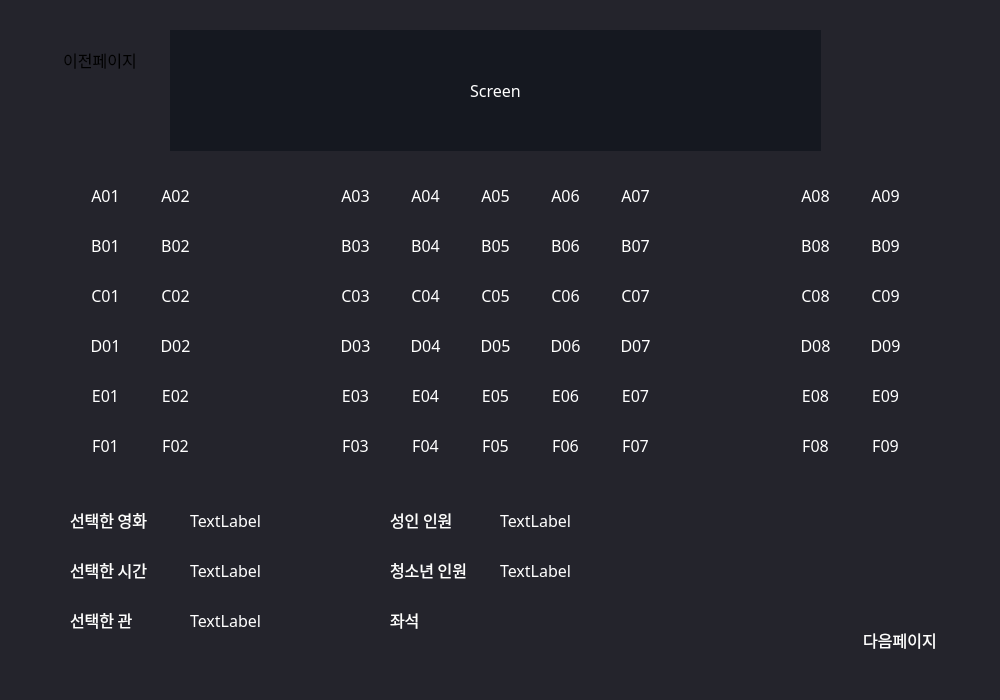
Above: ui/bookpage3.ui from 2sseong/mini_project_2025-03 before the change. Below: the same form after it.
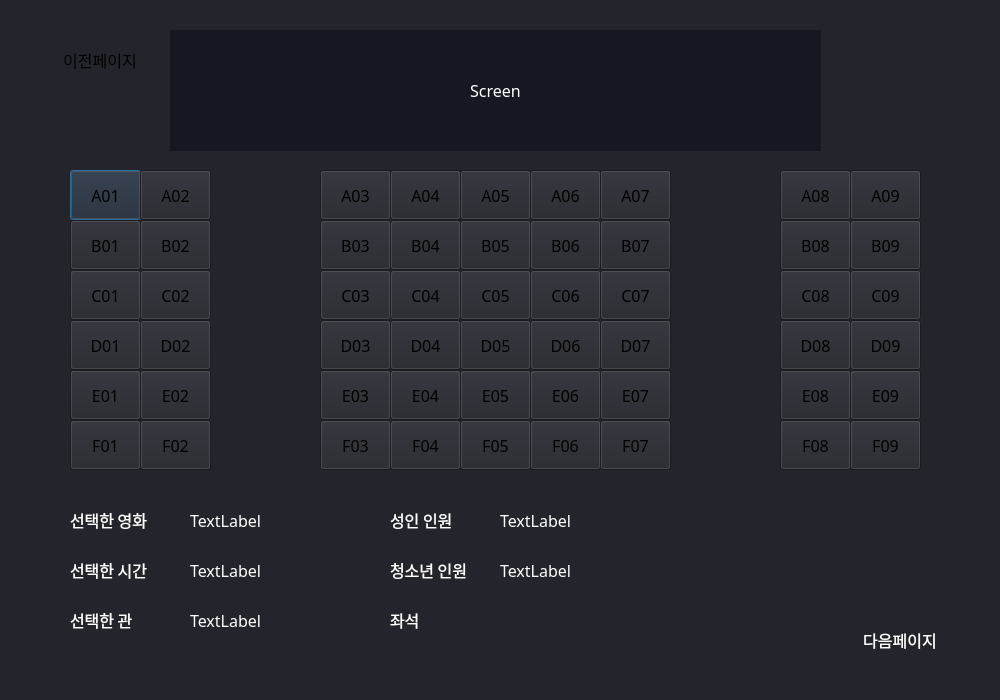
That is the form after the change.

What changed in the file:
```diff
--- a/ui/bookpage3.ui
+++ b/ui/bookpage3.ui
@@ -44,13 +44,7 @@
     </font>
    </property>
    <property name="styleSheet">
-    <string notr="true">background: qlineargradient(
-                    x1: 0, y1: 0, x2: 0, y2: 1,
-                    stop: 0 #31343E,
-                    stop: 1 #2C2F3F
-                );
-color: white;
-border-radius: 2px;</string>
+    <string notr="true"/>
    </property>
    <property name="text">
     <string>A01</string>
@@ -72,13 +66,7 @@
     </font>
    </property>
    <property name="styleSheet">
-    <string notr="true">background: qlineargradient(
-                    x1: 0, y1: 0, x2: 0, y2: 1,
-                    stop: 0 #31343E,
-                    stop: 1 #2C2F3F
-                );
-color: white;
-border-radius: 2px;</string>
+    <string notr="true"/>
    </property>
    <property name="text">
     <string>A02</string>
@@ -100,13 +88,7 @@
     </font>
    </property>
    <property name="styleSheet">
-    <string notr="true">background: qlineargradient(
-                    x1: 0, y1: 0, x2: 0, y2: 1,
-                    stop: 0 #31343E,
-                    stop: 1 #2C2F3F
-                );
-color: white;
-border-radius: 2px;</string>
+    <string notr="true"/>
    </property>
    <property name="text">
     <string>B01</string>
@@ -128,13 +110,7 @@
     </font>
    </property>
    <property name="styleSheet">
-    <string notr="true">background: qlineargradient(
-                    x1: 0, y1: 0, x2: 0, y2: 1,
-                    stop: 0 #31343E,
-                    stop: 1 #2C2F3F
-                );
-color: white;
-border-radius: 2px;</string>
+    <string notr="true"/>
    </property>
    <property name="text">
     <string>B02</string>
@@ -156,13 +132,7 @@
     </font>
    </property>
    <property name="styleSheet">
-    <string notr="true">background: qlineargradient(
-                    x1: 0, y1: 0, x2: 0, y2: 1,
-                    stop: 0 #31343E,
-                    stop: 1 #2C2F3F
-                );
-color: white;
-border-radius: 2px;</string>
+    <string notr="true"/>
    </property>
    <property name="text">
     <string>D02</string>
@@ -184,13 +154,7 @@
     </font>
    </property>
    <property name="styleSheet">
-    <string notr="true">background: qlineargradient(
-                    x1: 0, y1: 0, x2: 0, y2: 1,
-                    stop: 0 #31343E,
-                    stop: 1 #2C2F3F
-                );
-color: white;
-border-radius: 2px;</string>
+    <string notr="true"/>
    </property>
    <property name="text">
     <string>C02</string>
@@ -212,13 +176,7 @@
     </font>
    </property>
    <property name="styleSheet">
-    <string notr="true">background: qlineargradient(
-                    x1: 0, y1: 0, x2: 0, y2: 1,
-                    stop: 0 #31343E,
-                    stop: 1 #2C2F3F
-                );
-color: white;
-border-radius: 2px;</string>
+    <string notr="true"/>
    </property>
    <property name="text">
     <string>C01</string>
@@ -240,13 +198,7 @@
     </font>
    </property>
    <property name="styleSheet">
-    <string notr="true">background: qlineargradient(
-                    x1: 0, y1: 0, x2: 0, y2: 1,
-                    stop: 0 #31343E,
-                    stop: 1 #2C2F3F
-                );
-color: white;
-border-radius: 2px;</string>
+    <string notr="true"/>
    </property>
    <property name="text">
     <string>D01</string>
@@ -268,13 +220,7 @@
     </font>
    </property>
    <property name="styleSheet">
-    <string notr="true">background: qlineargradient(
-                    x1: 0, y1: 0, x2: 0, y2: 1,
-                    stop: 0 #31343E,
-                    stop: 1 #2C2F3F
-                );
-color: white;
-border-radius: 2px;</string>
+    <string notr="true"/>
    </property>
    <property name="text">
     <string>E02</string>
@@ -296,13 +242,7 @@
     </font>
    </property>
    <property name="styleSheet">
-    <string notr="true">background: qlineargradient(
-                    x1: 0, y1: 0, x2: 0, y2: 1,
-                    stop: 0 #31343E,
-                    stop: 1 #2C2F3F
-                );
-color: white;
-border-radius: 2px;</string>
+    <string notr="true"/>
    </property>
    <property name="text">
     <string>E01</string>
@@ -324,13 +264,7 @@
     </font>
    </property>
    <property name="styleSheet">
-    <string notr="true">background: qlineargradient(
-                    x1: 0, y1: 0, x2: 0, y2: 1,
-                    stop: 0 #31343E,
-                    stop: 1 #2C2F3F
-                );
-color: white;
-border-radius: 2px;</string>
+    <string notr="true"/>
    </property>
    <property name="text">
     <string>B03</string>
@@ -352,13 +286,7 @@
     </font>
    </property>
    <property name="styleSheet">
-    <string notr="true">background: qlineargradient(
-                    x1: 0, y1: 0, x2: 0, y2: 1,
-                    stop: 0 #31343E,
-                    stop: 1 #2C2F3F
-                );
-color: white;
-border-radius: 2px;</string>
+    <string notr="true"/>
    </property>
    <property name="text">
     <string>C03</string>
@@ -380,13 +308,7 @@
     </font>
    </property>
    <property name="styleSheet">
-    <string notr="true">background: qlineargradient(
-                    x1: 0, y1: 0, x2: 0, y2: 1,
-                    stop: 0 #31343E,
-                    stop: 1 #2C2F3F
-                );
-color: white;
-border-radius: 2px;</string>
+    <string notr="true"/>
    </property>
    <property name="text">
     <string>A03</string>
@@ -408,13 +330,7 @@
     </font>
    </property>
    <property name="styleSheet">
-    <string notr="true">background: qlineargradient(
-                    x1: 0, y1: 0, x2: 0, y2: 1,
-                    stop: 0 #31343E,
-                    stop: 1 #2C2F3F
-                );
-color: white;
-border-radius: 2px;</string>
+    <string notr="true"/>
    </property>
    <property name="text">
     <string>E03</string>
@@ -436,13 +352,7 @@
     </font>
    </property>
    <property name="styleSheet">
-    <string notr="true">background: qlineargradient(
-                    x1: 0, y1: 0, x2: 0, y2: 1,
-                    stop: 0 #31343E,
-                    stop: 1 #2C2F3F
-                );
-color: white;
-border-radius: 2px;</string>
+    <string notr="true"/>
    </property>
    <property name="text">
     <string>D03</string>
@@ -464,13 +374,7 @@
     </font>
    </property>
    <property name="styleSheet">
-    <string notr="true">background: qlineargradient(
-                    x1: 0, y1: 0, x2: 0, y2: 1,
-                    stop: 0 #31343E,
-                    stop: 1 #2C2F3F
-                );
-color: white;
-border-radius: 2px;</string>
+    <string notr="true"/>
    </property>
    <property name="text">
     <string>C04</string>
@@ -492,13 +396,7 @@
     </font>
    </property>
    <property name="styleSheet">
-    <string notr="true">background: qlineargradient(
-                    x1: 0, y1: 0, x2: 0, y2: 1,
-                    stop: 0 #31343E,
-                    stop: 1 #2C2F3F
-                );
-color: white;
-border-radius: 2px;</string>
+    <string notr="true"/>
    </property>
    <property name="text">
     <string>B04</string>
@@ -520,13 +418,7 @@
     </font>
    </property>
    <property name="styleSheet">
-    <string notr="true">background: qlineargradient(
-                    x1: 0, y1: 0, x2: 0, y2: 1,
-                    stop: 0 #31343E,
-                    stop: 1 #2C2F3F
-                );
-color: white;
-border-radius: 2px;</string>
+    <string notr="true"/>
    </property>
    <property name="text">
     <string>D04</string>
@@ -548,13 +440,7 @@
     </font>
    </property>
    <property name="styleSheet">
-    <string notr="true">background: qlineargradient(
-                    x1: 0, y1: 0, x2: 0, y2: 1,
-                    stop: 0 #31343E,
-                    stop: 1 #2C2F3F
-                );
-color: white;
-border-radius: 2px;</string>
+    <string notr="true"/>
    </property>
    <property name="text">
     <string>E04</string>
@@ -576,13 +462,7 @@
     </font>
    </property>
    <property name="styleSheet">
-    <string notr="true">background: qlineargradient(
-                    x1: 0, y1: 0, x2: 0, y2: 1,
-                    stop: 0 #31343E,
-                    stop: 1 #2C2F3F
-                );
-color: white;
-border-radius: 2px;</string>
+    <string notr="true"/>
    </property>
    <property name="text">
     <string>A04</string>
@@ -604,13 +484,7 @@
     </font>
    </property>
    <property name="styleSheet">
-    <string notr="true">background: qlineargradient(
-                    x1: 0, y1: 0, x2: 0, y2: 1,
-                    stop: 0 #31343E,
-                    stop: 1 #2C2F3F
-                );
-color: white;
-border-radius: 2px;</string>
+    <string notr="true"/>
    </property>
    <property name="text">
     <string>D05</string>
@@ -632,13 +506,7 @@
     </font>
    </property>
    <property name="styleSheet">
-    <string notr="true">background: qlineargradient(
-                    x1: 0, y1: 0, x2: 0, y2: 1,
-                    stop: 0 #31343E,
-                    stop: 1 #2C2F3F
-                );
-color: white;
-border-radius: 2px;</string>
+    <string notr="true"/>
    </property>
    <property name="text">
     <string>E05</string>
@@ -660,13 +528,7 @@
     </font>
    </property>
    <property name="styleSheet">
-    <string notr="true">background: qlineargradient(
-                    x1: 0, y1: 0, x2: 0, y2: 1,
-                    stop: 0 #31343E,
-                    stop: 1 #2C2F3F
-                );
-color: white;
-border-radius: 2px;</string>
+    <string notr="true"/>
    </property>
    <property name="text">
     <string>A05</string>
@@ -688,13 +550,7 @@
     </font>
    </property>
    <property name="styleSheet">
-    <string notr="true">background: qlineargradient(
-                    x1: 0, y1: 0, x2: 0, y2: 1,
-                    stop: 0 #31343E,
-                    stop: 1 #2C2F3F
-                );
-color: white;
-border-radius: 2px;</string>
+    <string notr="true"/>
    </property>
    <property name="text">
     <string>C05</string>
@@ -716,13 +572,7 @@
     </font>
    </property>
    <property name="styleSheet">
-    <string notr="true">background: qlineargradient(
-                    x1: 0, y1: 0, x2: 0, y2: 1,
-                    stop: 0 #31343E,
-                    stop: 1 #2C2F3F
-                );
-color: white;
-border-radius: 2px;</string>
+    <string notr="true"/>
    </property>
    <property name="text">
     <string>B05</string>
@@ -744,13 +594,7 @@
     </font>
    </property>
    <property name="styleSheet">
-    <string notr="true">background: qlineargradient(
-                    x1: 0, y1: 0, x2: 0, y2: 1,
-                    stop: 0 #31343E,
-                    stop: 1 #2C2F3F
-                );
-color: white;
-border-radius: 2px;</string>
+    <string notr="true"/>
    </property>
    <property name="text">
     <string>D06</string>
@@ -772,13 +616,7 @@
     </font>
    </property>
    <property name="styleSheet">
-    <string notr="true">background: qlineargradient(
-                    x1: 0, y1: 0, x2: 0, y2: 1,
-                    stop: 0 #31343E,
-                    stop: 1 #2C2F3F
-                );
-color: white;
-border-radius: 2px;</string>
+    <string notr="true"/>
    </property>
    <property name="text">
     <string>C06</string>
@@ -800,13 +638,7 @@
     </font>
    </property>
    <property name="styleSheet">
-    <string notr="true">background: qlineargradient(
-                    x1: 0, y1: 0, x2: 0, y2: 1,
-                    stop: 0 #31343E,
-                    stop: 1 #2C2F3F
-                );
-color: white;
-border-radius: 2px;</string>
+    <string notr="true"/>
    </property>
    <property name="text">
     <string>A06</string>
@@ -828,13 +660,7 @@
     </font>
    </property>
    <property name="styleSheet">
-    <string notr="true">background: qlineargradient(
-                    x1: 0, y1: 0, x2: 0, y2: 1,
-                    stop: 0 #31343E,
-                    stop: 1 #2C2F3F
-                );
-color: white;
-border-radius: 2px;</string>
+    <string notr="true"/>
    </property>
    <property name="text">
     <string>E06</string>
@@ -856,13 +682,7 @@
     </font>
    </property>
    <property name="styleSheet">
-    <string notr="true">background: qlineargradient(
-                    x1: 0, y1: 0, x2: 0, y2: 1,
-                    stop: 0 #31343E,
-                    stop: 1 #2C2F3F
-                );
-color: white;
-border-radius: 2px;</string>
+    <string notr="true"/>
    </property>
    <property name="text">
     <string>B06</string>
@@ -884,13 +704,7 @@
     </font>
    </property>
    <property name="styleSheet">
-    <string notr="true">background: qlineargradient(
-                    x1: 0, y1: 0, x2: 0, y2: 1,
-                    stop: 0 #31343E,
-                    stop: 1 #2C2F3F
-                );
-color: white;
-border-radius: 2px;</string>
+    <string notr="true"/>
    </property>
    <property name="text">
     <string>C07</string>
@@ -912,13 +726,7 @@
     </font>
    </property>
    <property name="styleSheet">
-    <string notr="true">background: qlineargradient(
-                    x1: 0, y1: 0, x2: 0, y2: 1,
-                    stop: 0 #31343E,
-                    stop: 1 #2C2F3F
-                );
-color: white;
-border-radius: 2px;</string>
+    <string notr="true"/>
    </property>
    <property name="text">
     <string>E07</string>
@@ -940,13 +748,7 @@
     </font>
    </property>
    <property name="styleSheet">
-    <string notr="true">background: qlineargradient(
-                    x1: 0, y1: 0, x2: 0, y2: 1,
-                    stop: 0 #31343E,
-                    stop: 1 #2C2F3F
-                );
-color: white;
-border-radius: 2px;</string>
+    <string notr="true"/>
    </property>
    <property name="text">
     <string>B07</string>
@@ -968,13 +770,7 @@
     </font>
    </property>
    <property name="styleSheet">
-    <string notr="true">background: qlineargradient(
-                    x1: 0, y1: 0, x2: 0, y2: 1,
-                    stop: 0 #31343E,
-                    stop: 1 #2C2F3F
-                );
-color: white;
-border-radius: 2px;</string>
+    <string notr="true"/>
    </property>
    <property name="text">
     <string>A07</string>
@@ -996,13 +792,7 @@
     </font>
    </property>
    <property name="styleSheet">
-    <string notr="true">background: qlineargradient(
-                    x1: 0, y1: 0, x2: 0, y2: 1,
-                    stop: 0 #31343E,
-                    stop: 1 #2C2F3F
-                );
-color: white;
-border-radius: 2px;</string>
+    <string notr="true"/>
    </property>
    <property name="text">
     <string>D07</string>
@@ -1024,13 +814,7 @@
     </font>
    </property>
    <property name="styleSheet">
-    <string notr="true">background: qlineargradient(
-                    x1: 0, y1: 0, x2: 0, y2: 1,
-                    stop: 0 #31343E,
-                    stop: 1 #2C2F3F
-                );
-color: white;
-border-radius: 2px;</string>
+    <string notr="true"/>
    </property>
    <property name="text">
     <string>F06</string>
@@ -1052,13 +836,7 @@
     </font>
    </property>
    <property name="styleSheet">
-    <string notr="true">background: qlineargradient(
-                    x1: 0, y1: 0, x2: 0, y2: 1,
-                    stop: 0 #31343E,
-                    stop: 1 #2C2F3F
-                );
-color: white;
-border-radius: 2px;</string>
+    <string notr="true"/>
    </property>
    <property name="text">
     <string>F07</string>
@@ -1080,13 +858,7 @@
     </font>
    </property>
    <property name="styleSheet">
-    <string notr="true">background: qlineargradient(
-                    x1: 0, y1: 0, x2: 0, y2: 1,
-                    stop: 0 #31343E,
-                    stop: 1 #2C2F3F
-                );
-color: white;
-border-radius: 2px;</string>
+    <string notr="true"/>
    </property>
    <property name="text">
     <string>F04</string>
@@ -1108,13 +880,7 @@
     </font>
    </property>
    <property name="styleSheet">
-    <string notr="true">background: qlineargradient(
-                    x1: 0, y1: 0, x2: 0, y2: 1,
-                    stop: 0 #31343E,
-                    stop: 1 #2C2F3F
-                );
-color: white;
-border-radius: 2px;</string>
+    <string notr="true"/>
    </property>
    <property name="text">
     <string>F03</string>
@@ -1136,13 +902,7 @@
     </font>
    </property>
    <property name="styleSheet">
-    <string notr="true">background: qlineargradient(
-                    x1: 0, y1: 0, x2: 0, y2: 1,
-                    stop: 0 #31343E,
-                    stop: 1 #2C2F3F
-                );
-color: white;
-border-radius: 2px;</string>
+    <string notr="true"/>
    </property>
    <property name="text">
     <string>F05</string>
@@ -1164,13 +924,7 @@
     </font>
    </property>
    <property name="styleSheet">
-    <string notr="true">background: qlineargradient(
-                    x1: 0, y1: 0, x2: 0, y2: 1,
-                    stop: 0 #31343E,
-                    stop: 1 #2C2F3F
-                );
-color: white;
-border-radius: 2px;</string>
+    <string notr="true"/>
    </property>
    <property name="text">
     <string>F01</string>
@@ -1192,13 +946,7 @@
     </font>
    </property>
    <property name="styleSheet">
-    <string notr="true">background: qlineargradient(
-                    x1: 0, y1: 0, x2: 0, y2: 1,
-                    stop: 0 #31343E,
-                    stop: 1 #2C2F3F
-                );
-color: white;
-border-radius: 2px;</string>
+    <string notr="true"/>
    </property>
    <property name="text">
     <string>F02</string>
@@ -1220,13 +968,7 @@
     </font>
    </property>
    <property name="styleSheet">
-    <string notr="true">background: qlineargradient(
-                    x1: 0, y1: 0, x2: 0, y2: 1,
-                    stop: 0 #31343E,
-                    stop: 1 #2C2F3F
-                );
-color: white;
-border-radius: 2px;</string>
+    <string notr="true"/>
    </property>
    <property name="text">
     <string>B09</string>
@@ -1248,13 +990,7 @@
     </font>
    </property>
    <property name="styleSheet">
-    <string notr="true">background: qlineargradient(
-                    x1: 0, y1: 0, x2: 0, y2: 1,
-                    stop: 0 #31343E,
-                    stop: 1 #2C2F3F
-                );
-color: white;
-border-radius: 2px;</string>
+    <string notr="true"/>
    </property>
    <property name="text">
     <string>C09</string>
@@ -1276,13 +1012,7 @@
     </font>
    </property>
    <property name="styleSheet">
-    <string notr="true">background: qlineargradient(
-                    x1: 0, y1: 0, x2: 0, y2: 1,
-                    stop: 0 #31343E,
-                    stop: 1 #2C2F3F
-                );
-color: white;
-border-radius: 2px;</string>
+    <string notr="true"/>
    </property>
    <property name="text">
     <string>E08</string>
@@ -1304,13 +1034,7 @@
     </font>
    </property>
    <property name="styleSheet">
-    <string notr="true">background: qlineargradient(
-                    x1: 0, y1: 0, x2: 0, y2: 1,
-                    stop: 0 #31343E,
-                    stop: 1 #2C2F3F
-                );
-color: white;
-border-radius: 2px;</string>
+    <string notr="true"/>
    </property>
    <property name="text">
     <string>A09</string>
@@ -1332,13 +1056,7 @@
     </font>
    </property>
    <property name="styleSheet">
-    <string notr="true">background: qlineargradient(
-                    x1: 0, y1: 0, x2: 0, y2: 1,
-                    stop: 0 #31343E,
-                    stop: 1 #2C2F3F
-                );
-color: white;
-border-radius: 2px;</string>
+    <string notr="true"/>
    </property>
    <property name="text">
     <string>E09</string>
@@ -1360,13 +1078,7 @@
     </font>
    </property>
    <property name="styleSheet">
-    <string notr="true">background: qlineargradient(
-                    x1: 0, y1: 0, x2: 0, y2: 1,
-                    stop: 0 #31343E,
-                    stop: 1 #2C2F3F
-                );
-color: white;
-border-radius: 2px;</string>
+    <string notr="true"/>
    </property>
    <property name="text">
     <string>D08</string>
@@ -1388,13 +1100,7 @@
     </font>
    </property>
    <property name="styleSheet">
-    <string notr="true">background: qlineargradient(
-                    x1: 0, y1: 0, x2: 0, y2: 1,
-                    stop: 0 #31343E,
-                    stop: 1 #2C2F3F
-                );
-color: white;
-border-radius: 2px;</string>
+    <string notr="true"/>
    </property>
    <property name="text">
     <string>F09</string>
@@ -1416,13 +1122,7 @@
     </font>
    </property>
    <property name="styleSheet">
-    <string notr="true">background: qlineargradient(
-                    x1: 0, y1: 0, x2: 0, y2: 1,
-                    stop: 0 #31343E,
-                    stop: 1 #2C2F3F
-                );
-color: white;
-border-radius: 2px;</string>
+    <string notr="true"/>
    </property>
    <property name="text">
     <string>F08</string>
@@ -1444,13 +1144,7 @@
     </font>
    </property>
    <property name="styleSheet">
-    <string notr="true">background: qlineargradient(
-                    x1: 0, y1: 0, x2: 0, y2: 1,
-                    stop: 0 #31343E,
-                    stop: 1 #2C2F3F
-                );
-color: white;
-border-radius: 2px;</string>
+    <string notr="true"/>
    </property>
    <property name="text">
     <string>A08</string>
@@ -1472,13 +1166,7 @@
     </font>
    </property>
    <property name="styleSheet">
-    <string notr="true">background: qlineargradient(
-                    x1: 0, y1: 0, x2: 0, y2: 1,
-                    stop: 0 #31343E,
-                    stop: 1 #2C2F3F
-                );
-color: white;
-border-radius: 2px;</string>
+    <string notr="true"/>
    </property>
    <property name="text">
     <string>C08</string>
@@ -1500,13 +1188,7 @@
     </font>
    </property>
    <property name="styleSheet">
-    <string notr="true">background: qlineargradient(
-                    x1: 0, y1: 0, x2: 0, y2: 1,
-                    stop: 0 #31343E,
-                    stop: 1 #2C2F3F
-                );
-color: white;
-border-radius: 2px;</string>
+    <string notr="true"/>
    </property>
    <property name="text">
     <string>D09</string>
@@ -1528,13 +1210,7 @@
     </font>
    </property>
    <property name="styleSheet">
-    <string notr="true">background: qlineargradient(
-                    x1: 0, y1: 0, x2: 0, y2: 1,
-                    stop: 0 #31343E,
-                    stop: 1 #2C2F3F
-                );
-color: white;
-border-radius: 2px;</string>
+    <string notr="true"/>
    </property>
    <property name="text">
     <string>B08</string>
```
